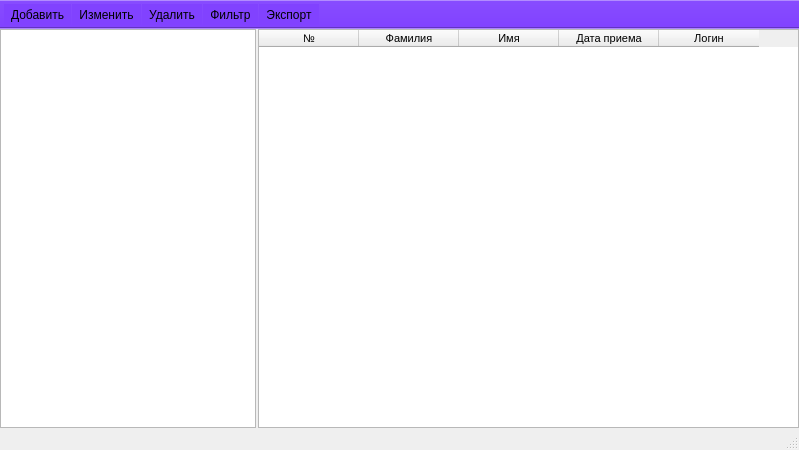
First picture: the form in ui/staff.ui, repository Meller008/CRM-Avi, before the edit.
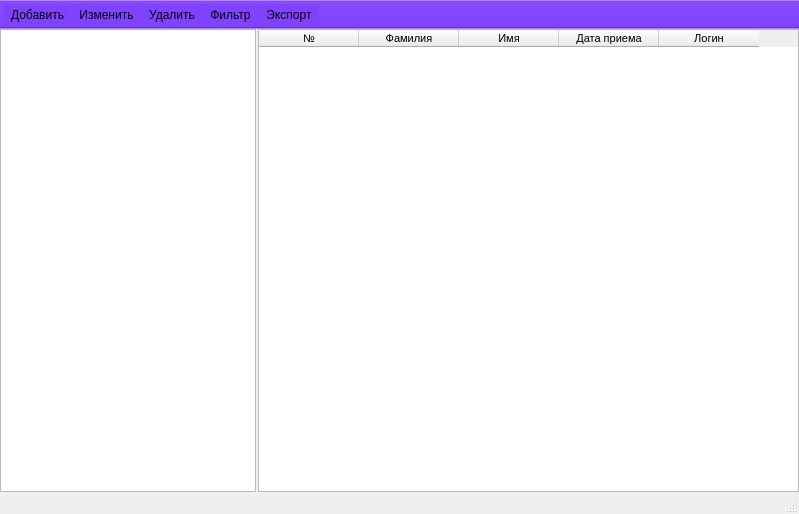
Second picture: the form after the edit.

Commit message: Работа - Новые группы для работников ООО и ИП

The edit to the form file:
```diff
--- a/ui/staff.ui
+++ b/ui/staff.ui
@@ -7,7 +7,7 @@
     <x>0</x>
     <y>0</y>
     <width>799</width>
-    <height>450</height>
+    <height>514</height>
    </rect>
   </property>
   <property name="windowTitle">
```
The commit also changes 1 other file.
